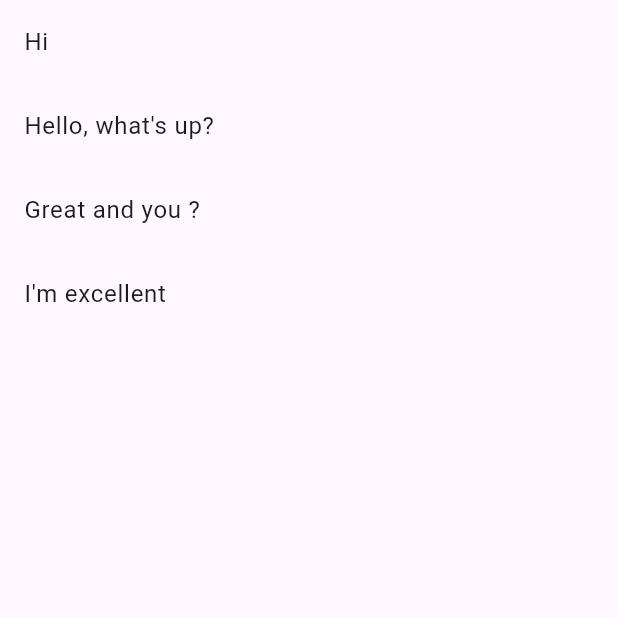
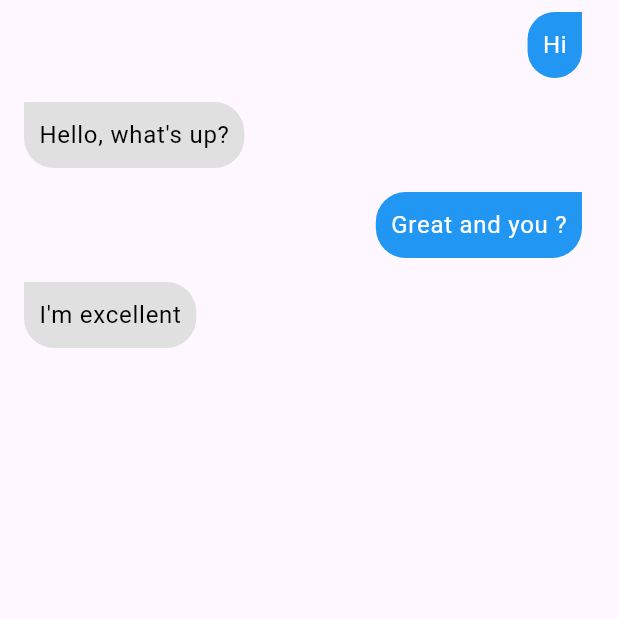
Before and after one commit to hpzynha/chat_app_ai, a Flutter app: the screen it shows after launch, on a phone screen of 412 x 824 dp, the top half of it. Run offline on Flutter 3.47's test engine with Material 3 defaults, Android fonts, the light colour scheme and no system bars.

Commit message:
home page

```diff
--- a/lib/home_page.dart
+++ b/lib/home_page.dart
@@ -24,7 +24,34 @@ class _HomePageState extends State<HomePage> {
             itemBuilder: (context, index) {
               final message = _messages[index];
               return ListTile(
-                title: Text(message.text),
+                title: Align(
+                  alignment: message.isUser
+                      ? Alignment.centerRight
+                      : Alignment.centerLeft,
+                  child: Container(
+                    padding: const EdgeInsets.all(10),
+                    decoration: BoxDecoration(
+                      color: message.isUser ? Colors.blue : Colors.grey[300],
+                      borderRadius: message.isUser
+                          ? const BorderRadius.only(
+                              topLeft: Radius.circular(20),
+                              bottomRight: Radius.circular(20),
+                              bottomLeft: Radius.circular(20),
+                            )
+                          : const BorderRadius.only(
+                              topRight: Radius.circular(20),
+                              bottomRight: Radius.circular(20),
+                              bottomLeft: Radius.circular(20),
+                            ),
+                    ),
+                    child: Text(
+                      message.text,
+                      style: TextStyle(
+                        color: message.isUser ? Colors.white : Colors.black,
+                      ),
+                    ),
+                  ),
+                ),
               );
             }));
   }
```
